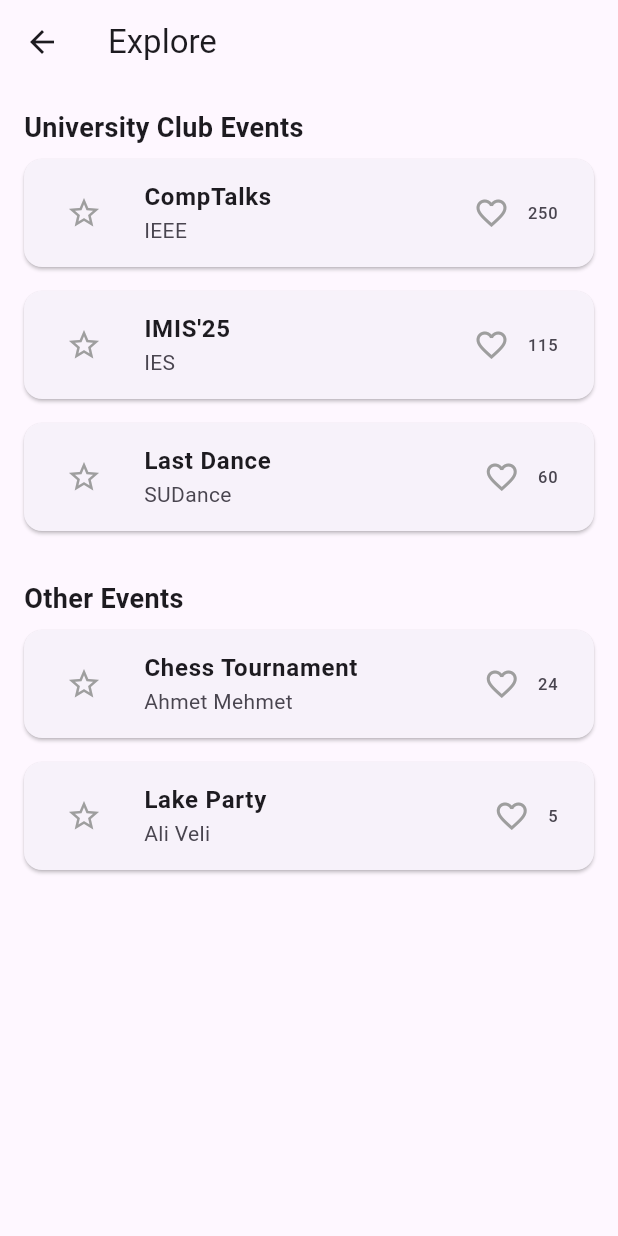
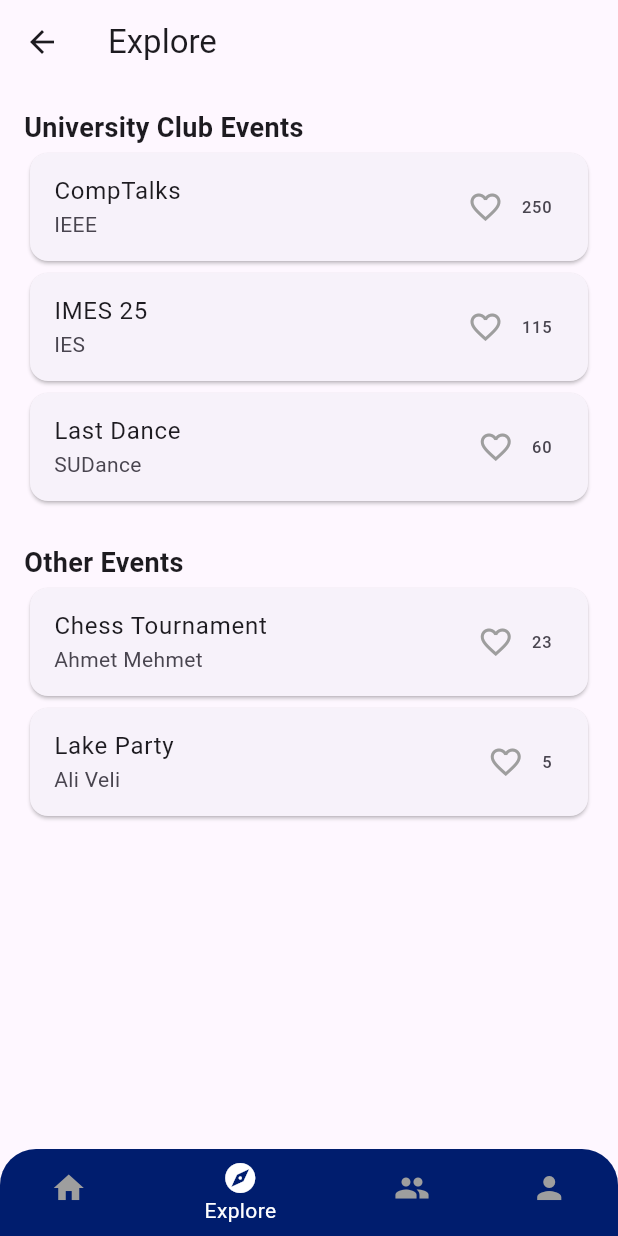
Before and after one commit to DenizGurleyen/SuEvent-310, a Flutter app: the ExplorePage screen opened by its route, on a phone screen of 412 x 824 dp. Run offline on Flutter 3.47's test engine with Material 3 defaults, Android fonts, the phone set to English and light mode, and no system bars; Roboto replaces fonts that are missing (Poppins).

Commit message:
Copy login branch files to feature/events

```diff
--- a/lib/screens/explore_page.dart
+++ b/lib/screens/explore_page.dart
@@ -1,4 +1,6 @@
 import 'package:flutter/material.dart';
+import '../widgets/custom_bottom_nav.dart'; // alt menü importu
+import '../utils/app_colors.dart';
 
 class ExplorePage extends StatefulWidget {
   const ExplorePage({super.key});
@@ -9,46 +11,27 @@ class ExplorePage extends StatefulWidget {
 
 class _ExplorePageState extends State<ExplorePage> {
   final List<Map<String, dynamic>> universityEvents = [
-    {'title': 'CompTalks', 'club': 'IEEE', 'likes': 250, 'liked': false, 'favorited': false},
-    {'title': 'IMIS\'25', 'club': 'IES', 'likes': 115, 'liked': false, 'favorited': false},
-    {'title': 'Last Dance', 'club': 'SUDance', 'likes': 60, 'liked': false, 'favorited': false},
+    {'title': 'CompTalks', 'club': 'IEEE', 'likes': 250, 'liked': false},
+    {'title': 'IMES 25', 'club': 'IES', 'likes': 115, 'liked': false},
+    {'title': 'Last Dance', 'club': 'SUDance', 'likes': 60, 'liked': false},
   ];
 
   final List<Map<String, dynamic>> otherEvents = [
-    {'title': 'Chess Tournament', 'organizer': 'Ahmet Mehmet', 'likes': 24, 'liked': false, 'favorited': false},
-    {'title': 'Lake Party', 'organizer': 'Ali Veli', 'likes': 5, 'liked': false, 'favorited': false},
+    {'title': 'Chess Tournament', 'organizer': 'Ahmet Mehmet', 'likes': 23, 'liked': false},
+    {'title': 'Lake Party', 'organizer': 'Ali Veli', 'likes': 5, 'liked': false},
   ];
 
   void toggleLike(List<Map<String, dynamic>> events, int index) {
     setState(() {
       events[index]['liked'] = !(events[index]['liked'] as bool);
-      if (events[index]['liked']) {
-        events[index]['likes'] += 1;
-      } else {
-        events[index]['likes'] -= 1;
-      }
     });
   }
 
-  void toggleFavorite(List<Map<String, dynamic>> events, int index) {
-    setState(() {
-      events[index]['favorited'] = !(events[index]['favorited'] as bool);
-    });
-  }
-
-  Widget buildEventCard(Map<String, dynamic> event, bool isClubEvent, int index, List<Map<String, dynamic>> eventsList) {
+  Widget buildEventCard(Map<String, dynamic> event, bool isUniversity, int index) {
     return Card(
-      margin: const EdgeInsets.symmetric(vertical: 8),
       child: ListTile(
-        leading: IconButton(
-          icon: Icon(
-            event['favorited'] ? Icons.star : Icons.star_border,
-            color: event['favorited'] ? Colors.amber : Colors.grey,
-          ),
-          onPressed: () => toggleFavorite(eventsList, index),
-        ),
-        title: Text(event['title'], style: const TextStyle(fontWeight: FontWeight.bold)),
-        subtitle: Text(isClubEvent ? event['club'] : event['organizer']),
+        title: Text(event['title']),
+        subtitle: Text(isUniversity ? event['club'] : event['organizer']),
         trailing: Row(
           mainAxisSize: MainAxisSize.min,
           children: [
@@ -57,7 +40,7 @@ class _ExplorePageState extends State<ExplorePage> {
                 event['liked'] ? Icons.favorite : Icons.favorite_border,
                 color: event['liked'] ? Colors.red : Colors.grey,
               ),
-              onPressed: () => toggleLike(eventsList, index),
+              onPressed: () => toggleLike(isUniversity ? universityEvents : otherEvents, index),
             ),
             Text(event['likes'].toString()),
           ],
@@ -69,29 +52,20 @@ class _ExplorePageState extends State<ExplorePage> {
   @override
   Widget build(BuildContext context) {
     return Scaffold(
-      appBar: AppBar(
-        title: const Text("Explore"),
-        leading: Navigator.of(context).canPop()
-            ? IconButton(
-          icon: const Icon(Icons.arrow_back),
-          onPressed: () => Navigator.of(context).pop(),
-        )
-            : null,
-      ),
+      appBar: AppBar(title: const Text("Explore")),
       body: Padding(
         padding: const EdgeInsets.all(16),
         child: ListView(
           children: [
             const Text("University Club Events", style: TextStyle(fontSize: 18, fontWeight: FontWeight.bold)),
-            ...List.generate(universityEvents.length,
-                    (index) => buildEventCard(universityEvents[index], true, index, universityEvents)),
+            ...List.generate(universityEvents.length, (index) => buildEventCard(universityEvents[index], true, index)),
             const SizedBox(height: 24),
             const Text("Other Events", style: TextStyle(fontSize: 18, fontWeight: FontWeight.bold)),
-            ...List.generate(otherEvents.length,
-                    (index) => buildEventCard(otherEvents[index], false, index, otherEvents)),
+            ...List.generate(otherEvents.length, (index) => buildEventCard(otherEvents[index], false, index)),
           ],
         ),
       ),
+      bottomNavigationBar: const CustomBottomNav(currentIndex: 1), // 👈 bu satır önemli
     );
   }
 }
```
